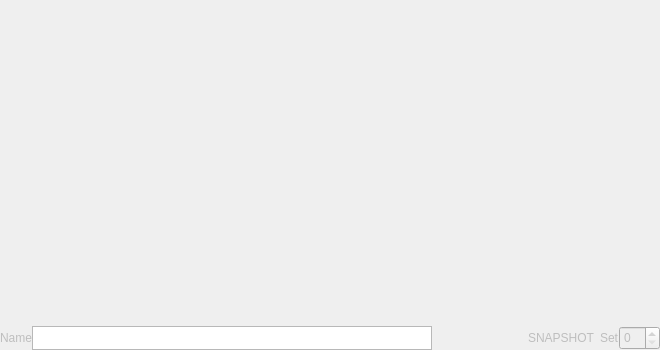
First picture: the form in seq_qt5/forms/qslivegrid.ui, repository ahlstromcj/seq66, before the edit.
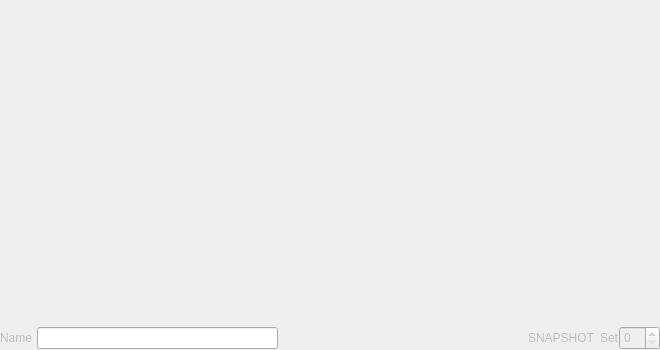
Second picture: the form after the edit.

What changed in the file:
```diff
--- a/seq_qt5/forms/qslivegrid.ui
+++ b/seq_qt5/forms/qslivegrid.ui
@@ -118,46 +118,7 @@
       </spacer>
      </item>
      <item>
-      <widget class="QPlainTextEdit" name="txtBankName">
-       <property name="sizePolicy">
-        <sizepolicy hsizetype="MinimumExpanding" vsizetype="Preferred">
-         <horstretch>0</horstretch>
-         <verstretch>0</verstretch>
-        </sizepolicy>
-       </property>
-       <property name="minimumSize">
-        <size>
-         <width>400</width>
-         <height>24</height>
-        </size>
-       </property>
-       <property name="maximumSize">
-        <size>
-         <width>16777215</width>
-         <height>24</height>
-        </size>
-       </property>
-       <property name="font">
-        <font>
-         <pointsize>9</pointsize>
-        </font>
-       </property>
-       <property name="focusPolicy">
-        <enum>Qt::ClickFocus</enum>
-       </property>
-       <property name="toolTip">
-        <string>Enter the (memorable) name of the screen-set/bank here.  Be careful of inadvertent hot-keys toggling the patterns.</string>
-       </property>
-       <property name="verticalScrollBarPolicy">
-        <enum>Qt::ScrollBarAlwaysOff</enum>
-       </property>
-       <property name="horizontalScrollBarPolicy">
-        <enum>Qt::ScrollBarAlwaysOff</enum>
-       </property>
-       <property name="lineWrapMode">
-        <enum>QPlainTextEdit::NoWrap</enum>
-       </property>
-      </widget>
+      <widget class="QLineEdit" name="txtBankName"/>
      </item>
      <item>
       <widget class="QLabel" name="labelPlaylistSong">
```
